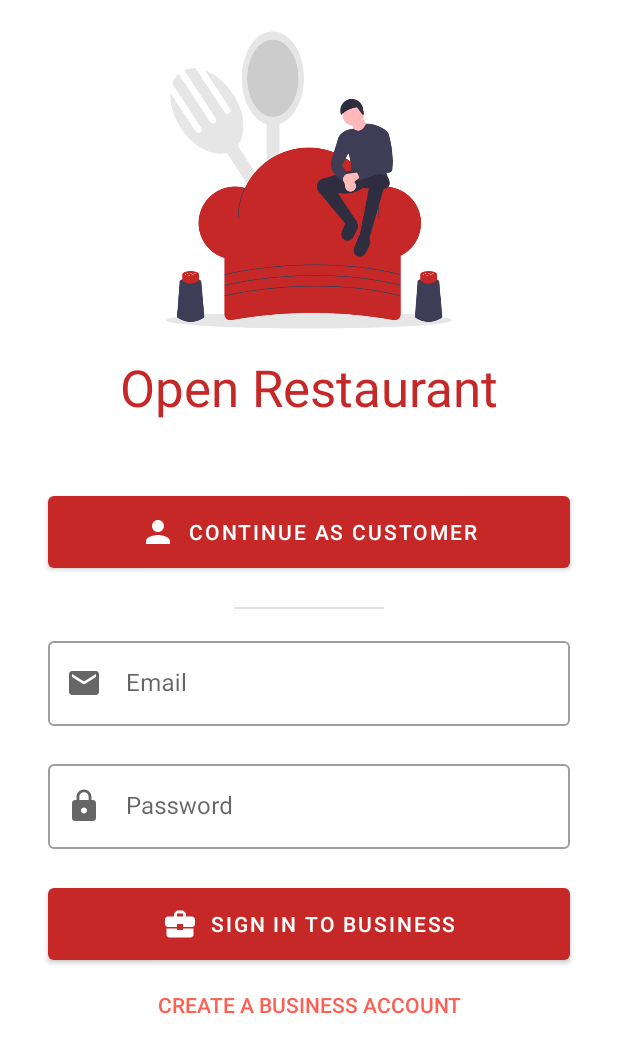
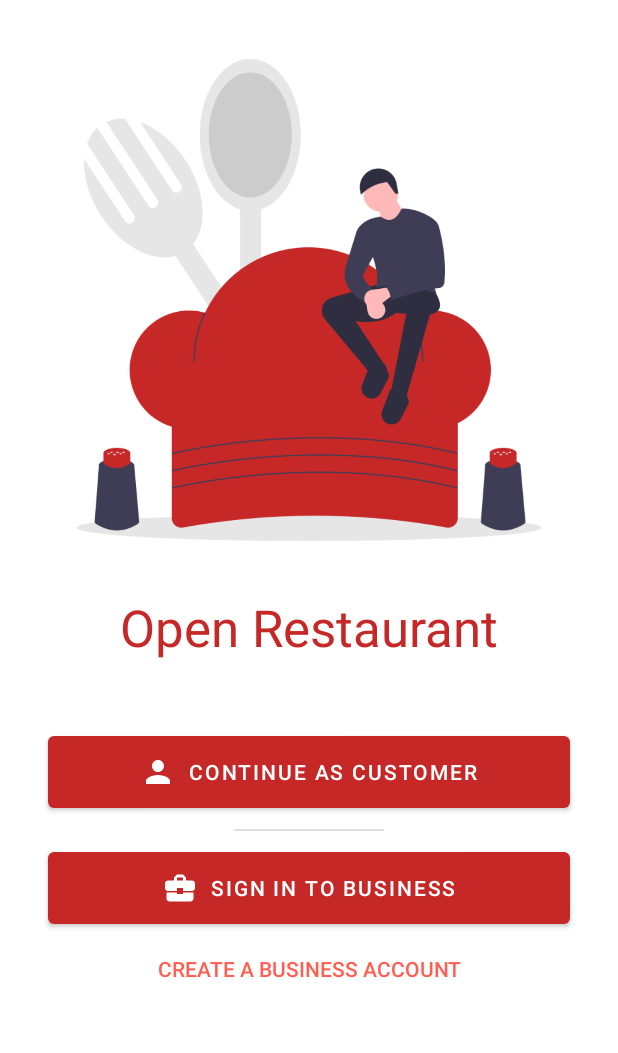
Before and after one commit to AceAltair13/OpenRestaurant, an Android app: the screen it shows after launch (MainActivity), after a tap on "SIGN IN TO BUSINESS", on a phone screen of 412 x 824 dp. Shown: the top 1053 px of the screen. Run offline under Robolectric (Android 15) with nearby library versions, the phone set to English and light mode, and no system bars; Roboto replaces fonts that are not available here.

Commit message:
add category activity and small visual changes

```diff
--- a/app/src/main/java/com/example/openrestaurant/CustomerHome.kt
+++ b/app/src/main/java/com/example/openrestaurant/CustomerHomeActivity.kt
@@ -2,20 +2,20 @@ package com.example.openrestaurant
 
 import androidx.appcompat.app.AppCompatActivity
 import android.os.Bundle
-import android.util.Log
 import androidx.fragment.app.Fragment
 import com.example.openrestaurant.Fragments.AboutFragment
 import com.example.openrestaurant.Fragments.FavouritesFragment
 import com.example.openrestaurant.Fragments.SearchFragment
 import com.google.android.material.bottomnavigation.BottomNavigationView
 
-class CustomerHome : AppCompatActivity() {
+class CustomerHomeActivity : AppCompatActivity() {
 
 
     override fun onCreate(savedInstanceState: Bundle?) {
         super.onCreate(savedInstanceState)
         setContentView(R.layout.activity_customer_home)
-
+        actionBar?.setDisplayHomeAsUpEnabled(true)
+        actionBar?.setDisplayShowHomeEnabled(true)
         val searchFragment = SearchFragment()
         val favouritesFragment = FavouritesFragment()
         val aboutFragment = AboutFragment()
--- a/app/src/main/java/com/example/openrestaurant/MainActivity.kt
+++ b/app/src/main/java/com/example/openrestaurant/MainActivity.kt
@@ -20,29 +20,16 @@ class MainActivity : AppCompatActivity() {
             startActivity(
                 Intent(
                     this,
-                    CustomerHome::class.java,
+                    CustomerHomeActivity::class.java,
                 )
             )
         }
 
         findViewById<Button>(R.id.businessLoginButton).setOnClickListener {
-            val user = findViewById<TextInputEditText>(R.id.emailTextField).text.toString()
-            val pass = findViewById<TextInputEditText>(R.id.passwordTextField).text.toString()
-
-            if (user == userName && pass == passWord) {
-                startActivity(
-                    Intent(
-                        this,
-                        RestaurantDashboard::class.java
-                    )
-                )
-            } else if (user.trim().isEmpty() || pass.trim().isEmpty()) {
-                Toast.makeText(this, "Username or Password cannot be empty!", Toast.LENGTH_SHORT)
-                    .show()
-            } else {
-                Toast.makeText(this, "Username or Password is Incorrect!", Toast.LENGTH_SHORT)
-                    .show()
-            }
+            Toast.makeText(this, "Feature Coming Soon!", Toast.LENGTH_SHORT).show()
+        }
+        findViewById<Button>(R.id.btnCreateBusiness).setOnClickListener {
+            Toast.makeText(this, "Feature Coming Soon!", Toast.LENGTH_SHORT).show()
         }
 
     }
--- a/app/src/main/java/com/example/openrestaurant/RestaurantDashboard.kt
+++ b/app/src/main/java/com/example/openrestaurant/RestaurantDashboardActivity.kt
@@ -4,7 +4,7 @@ import androidx.appcompat.app.AppCompatActivity
 import android.os.Bundle
 import com.example.openrestaurant.R
 
-class RestaurantDashboard : AppCompatActivity() {
+class RestaurantDashboardActivity : AppCompatActivity() {
     override fun onCreate(savedInstanceState: Bundle?) {
         super.onCreate(savedInstanceState)
         setContentView(R.layout.activity_restaurant_dashboard)
--- a/app/src/main/res/layout/activity_customer_home.xml
+++ b/app/src/main/res/layout/activity_customer_home.xml
@@ -4,7 +4,7 @@
     xmlns:tools="http://schemas.android.com/tools"
     android:layout_width="match_parent"
     android:layout_height="match_parent"
-    tools:context=".CustomerHome">
+    tools:context=".CustomerHomeActivity">
 
     <FrameLayout
         android:id="@+id/fl_wrapper"
--- a/app/src/main/res/layout/activity_main.xml
+++ b/app/src/main/res/layout/activity_main.xml
@@ -15,7 +15,7 @@
         <ImageView
             android:id="@+id/logoImage"
             android:layout_width="wrap_content"
-            android:layout_height="240dp"
+            android:layout_height="400dp"
             app:layout_constraintStart_toStartOf="parent"
             app:layout_constraintTop_toTopOf="parent"
             app:srcCompat="@drawable/open_restaurant" />
@@ -57,67 +57,33 @@
             android:id="@+id/divider"
             android:layout_width="100dp"
             android:layout_height="1dp"
-            android:layout_marginTop="20dp"
+            android:layout_marginTop="8dp"
+            android:layout_marginBottom="8dp"
             android:background="?android:attr/listDivider"
+            app:layout_constraintBottom_toTopOf="@+id/businessLoginButton"
             app:layout_constraintEnd_toEndOf="parent"
             app:layout_constraintStart_toStartOf="parent"
             app:layout_constraintTop_toBottomOf="@+id/customerLoginButton" />
-
-        <com.google.android.material.textfield.TextInputLayout
-            android:id="@+id/email"
-            style="@style/Widget.MaterialComponents.TextInputLayout.OutlinedBox"
-            android:layout_width="0dp"
-            android:layout_height="wrap_content"
-            android:layout_marginTop="16dp"
-            app:layout_constraintEnd_toEndOf="@+id/customerLoginButton"
-            app:layout_constraintStart_toStartOf="@+id/customerLoginButton"
-            app:layout_constraintTop_toBottomOf="@+id/divider"
-            app:startIconDrawable="@drawable/ic_baseline_email">
-
-            <com.google.android.material.textfield.TextInputEditText
-                android:id="@+id/emailTextField"
-                android:layout_width="match_parent"
-                android:layout_height="wrap_content"
-                android:hint="@string/email_hint"
-                android:inputType="textEmailAddress" />
-        </com.google.android.material.textfield.TextInputLayout>
-
-        <com.google.android.material.textfield.TextInputLayout
-            android:id="@+id/password"
-            style="@style/Widget.MaterialComponents.TextInputLayout.OutlinedBox"
-            android:layout_width="0dp"
-            android:layout_height="wrap_content"
-            android:layout_marginTop="20dp"
-            app:layout_constraintEnd_toEndOf="@+id/email"
-            app:layout_constraintStart_toStartOf="@+id/email"
-            app:layout_constraintTop_toBottomOf="@+id/email"
-            app:startIconDrawable="@drawable/ic_baseline_lock">
-
-            <com.google.android.material.textfield.TextInputEditText
-                android:id="@+id/passwordTextField"
-                android:layout_width="match_parent"
-                android:layout_height="wrap_content"
-                android:hint="@string/password_hint"
-                android:inputType="textPassword" />
-        </com.google.android.material.textfield.TextInputLayout>
 
         <Button
             android:id="@+id/businessLoginButton"
             style="@style/Widget.MaterialComponents.Button"
             android:layout_width="0dp"
             android:layout_height="wrap_content"
-            android:layout_marginTop="20dp"
             android:paddingVertical="12dp"
             android:text="@string/sign_in_to_business"
             android:textColor="@color/primaryTextColor"
             app:icon="@drawable/ic_baseline_business_center_24"
             app:iconGravity="textStart"
             app:iconTint="@color/primaryTextColor"
-            app:layout_constraintEnd_toEndOf="@+id/password"
-            app:layout_constraintStart_toStartOf="@+id/password"
-            app:layout_constraintTop_toBottomOf="@+id/password" />
+            app:layout_constraintBottom_toTopOf="@+id/btnCreateBusiness"
+            app:layout_constraintEnd_toEndOf="@+id/customerLoginButton"
+            app:layout_constraintHorizontal_bias="1.0"
+            app:layout_constraintStart_toStartOf="@+id/customerLoginButton"
+            app:layout_constraintTop_toBottomOf="@+id/divider" />
 
         <Button
+            android:id="@+id/btnCreateBusiness"
             style="?android:attr/borderlessButtonStyle"
             android:layout_width="wrap_content"
             android:layout_height="wrap_content"
--- a/app/src/main/res/layout/activity_restaurant_dashboard.xml
+++ b/app/src/main/res/layout/activity_restaurant_dashboard.xml
@@ -9,7 +9,7 @@
     <androidx.constraintlayout.widget.ConstraintLayout
         android:layout_width="match_parent"
         android:layout_height="wrap_content"
-        tools:context=".RestaurantDashboard">
+        tools:context=".RestaurantDashboardActivity">
 
         <TextView
             android:id="@+id/activityTitle"
```
Also changed, not shown: app/src/main/AndroidManifest.xml (+8 -2 lines), app/src/main/java/com/example/openrestaurant/Fragments/SearchFragment.kt (+10 -1 lines), app/src/main/java/com/example/openrestaurant/RestaurantDataGPS.kt (+5 -4 lines), app/src/main/java/com/example/openrestaurant/RestaurantMenuActivity.kt (added, +33 -0 lines), app/src/main/java/com/example/openrestaurant/RestaurantMenuAdapter.kt (added, +47 -0 lines), app/src/main/res/drawable/ic_baseline_location.xml (added, +10 -0 lines), app/src/main/res/layout/activity_restaurant_menu.xml (added, +37 -0 lines), app/src/main/res/layout/fragment_search.xml (+8 -2 lines), app/src/main/res/layout/restaurant_data_gps_item.xml (+18 -6 lines), app/src/main/res/layout/restaurant_menu_category_item.xml (added, +51 -0 lines).
